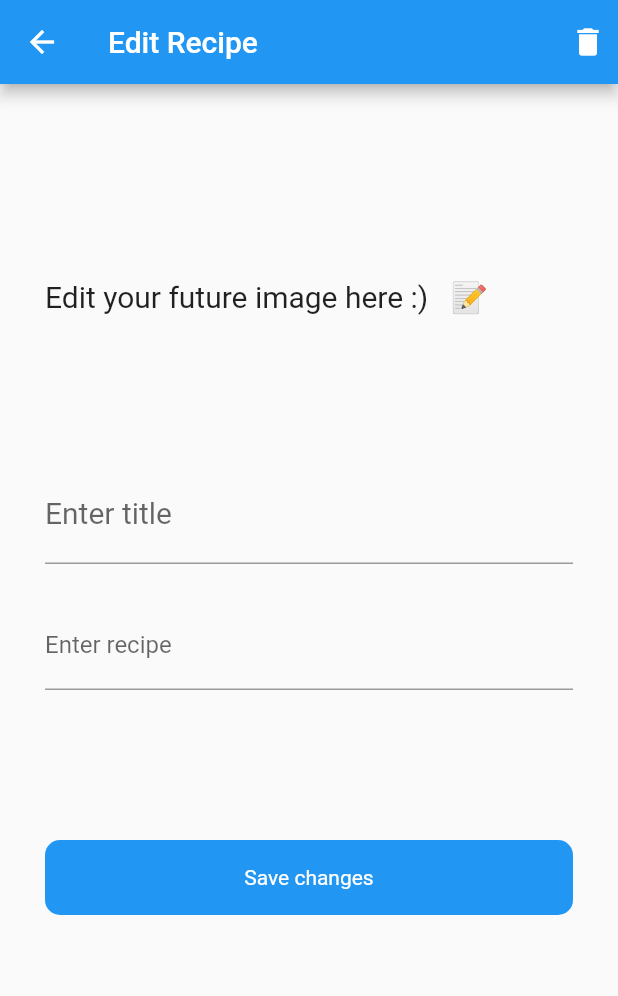
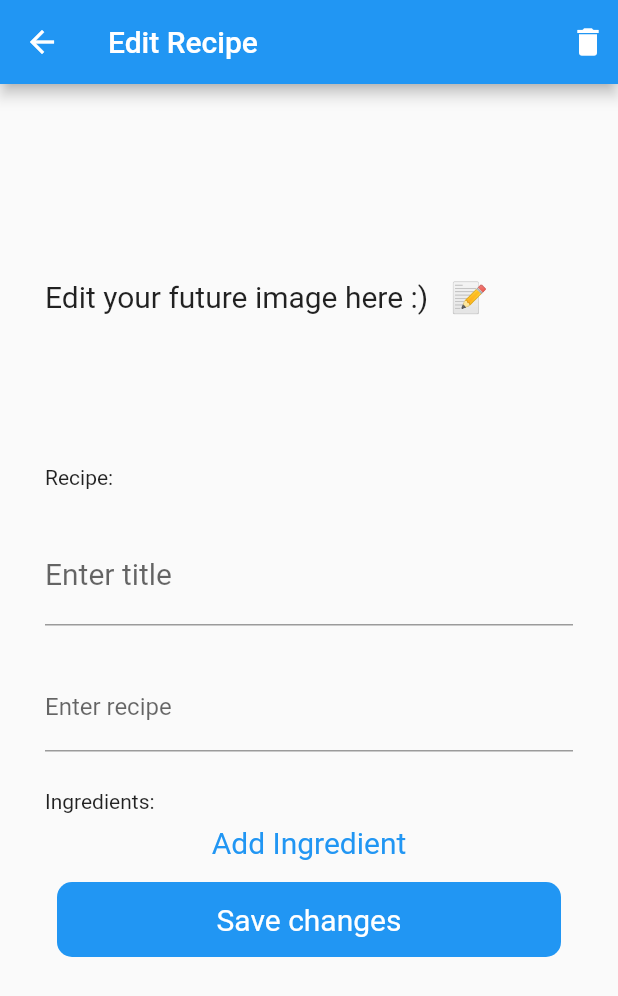
Before and after one commit to Dr34msHunt3r/dotd, a Flutter app: the DetailsRecipeScreen screen opened directly with empty values, after a tap on the "edit" icon, on a phone screen of 412 x 824 dp. Shown: the top 996 px of the screen. Run offline on Flutter 3.47's test engine with Material 2 defaults, Android fonts, the phone set to English and light mode, and no system bars; our stand-ins replace bloc, flutter_bloc, fluttertoast; network calls fail.

Commit message:
feat: generate text fields based on ingridients count, fix: select ingredients for simple recipe before details screen

```diff
--- a/lib/presentation/screens/details_recipe_screen.dart
+++ b/lib/presentation/screens/details_recipe_screen.dart
@@ -36,7 +36,7 @@ class DetailsRecipeScreen extends StatelessWidget {
   }
 
   Widget _body(context, ingredients) {
-    List<Ingredient> ingredientsList = ingredients.where((i) => i.recipeId == recipe.id).toList();
+    List<Ingredient> ingredientsList = ingredients;
     return ListView(
       children: [
         Image(image: AssetImage('assets/default/recipe_default_image.png')),
--- a/lib/presentation/screens/edit_recipe_screen.dart
+++ b/lib/presentation/screens/edit_recipe_screen.dart
@@ -20,11 +20,23 @@ class _EditRecipeScreenState extends State<EditRecipeScreen> {
   final _controllerTitle = TextEditingController();
   final _controllerRecipe = TextEditingController();
 
+  late int _count;
+  late List<TextEditingController> _controller;
+  late int _index;
+
   @override
   void initState(){
     super.initState();
     _controllerTitle.text = widget.recipe.recipeTitle;
     _controllerRecipe.text = widget.recipe.recipeRecipe;
+    if(widget.ingredients.isEmpty){
+      _count = 0;
+      _controller = [];
+    }else{
+      _count = widget.ingredients.length;
+      _index = widget.ingredients.length-1;
+    }
+
   }
 
   @override
@@ -67,6 +79,8 @@ class _EditRecipeScreenState extends State<EditRecipeScreen> {
         const SizedBox(height: 100.0,),
         const Text("Edit your future image here :)   📝️️", style: TextStyle(fontSize: 20),),
         const SizedBox(height: 100.0,),
+        Text("Recipe:"),
+        const SizedBox(height: 25.0,),
         TextField(
           controller: _controllerTitle,
           autocorrect: true,
@@ -81,9 +95,44 @@ class _EditRecipeScreenState extends State<EditRecipeScreen> {
           maxLines: null,
           decoration: const InputDecoration(labelText: "Enter recipe"),
         ),
-        const SizedBox(height: 100.0,),
-        _editRecipeBtn(context)
+        const SizedBox(height: 25.0,),
+        Text("Ingredients:"),
+        ListView.builder(
+            shrinkWrap: true,
+            itemCount: _count,
+            itemBuilder: (context, index){
+              return TextField(
+                // controller: _controller[_count],
+                decoration: InputDecoration(labelText: "Enter ingredient no. ${(_count).toString()}"),
+              );
+            }),
+        TextButton(
+          style: TextButton.styleFrom(
+            textStyle: const TextStyle(fontSize: 20),
+          ),
+          onPressed: () {
+            setState(() {
+              _count++;
+              // _controller.add(TextEditingController());
+            });
+          },
+          child: Column(
+            children: [
+              const Text('Add Ingredient'),
+              const SizedBox(height: 15.0,),
+              _editRecipeBtn(context)
+            ],
+          ),
+        ),
       ],
+    );
+  }
+
+  Widget _ingredientsList(context){
+    return TextField(
+      autocorrect: true,
+      style: const TextStyle(fontSize: 20),
+      decoration: const InputDecoration(labelText: "Enter ingredient"),
     );
   }
 
--- a/lib/presentation/screens/recipes_screen.dart
+++ b/lib/presentation/screens/recipes_screen.dart
@@ -95,7 +95,7 @@ class RecipesScreen extends StatelessWidget {
       builder: (context, IngredientsState) {
         List<Ingredient> ingredients = [];
         if (IngredientsState is IngredientsLoaded){
-          ingredients = (IngredientsState as IngredientsLoaded).ingredients;
+          ingredients = (IngredientsState as IngredientsLoaded).ingredients.where((i) => i.recipeId == recipe.id).toList();
         }
 
          return Card(
@@ -104,7 +104,6 @@ class RecipesScreen extends StatelessWidget {
             ),
             child: InkWell(
                 onTap: () => Navigator.pushNamed(context, DETAILS_RECIPE_ROUTE, arguments:  ScreenArguments(recipe: recipe, ingredient: ingredients)),
-                // onTap: () => Navigator.pushNamed(context, DETAILS_RECIPE_ROUTE, arguments: recipe),
 
                 child: _recipeTile(recipe, context)));
       },
```
